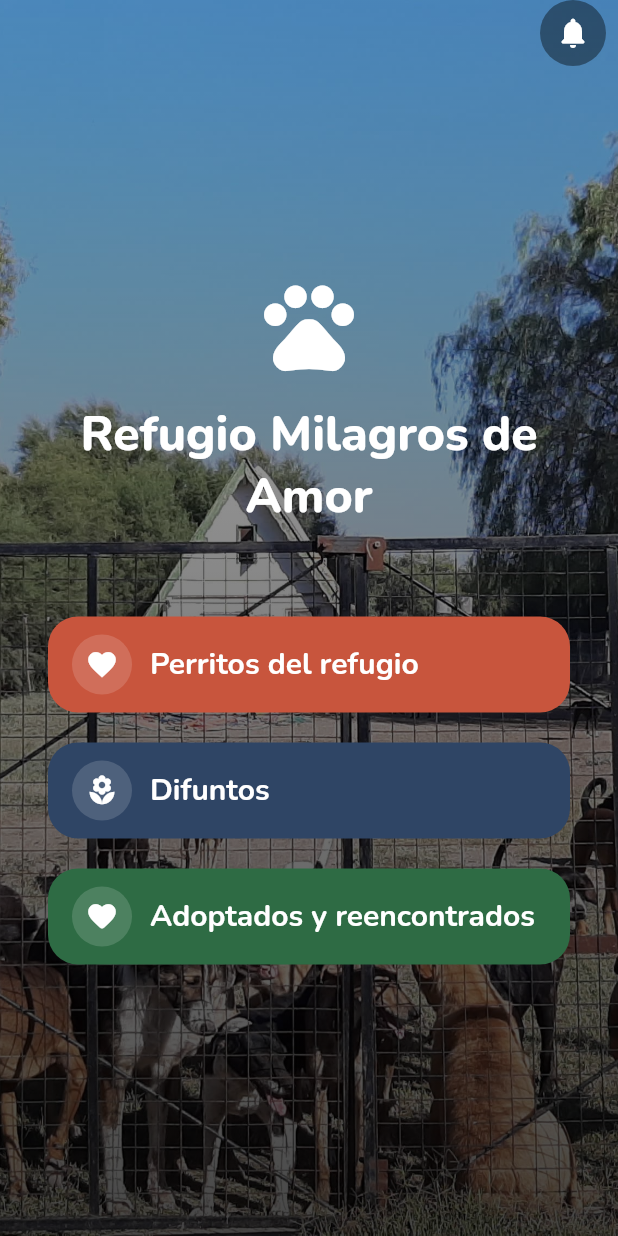
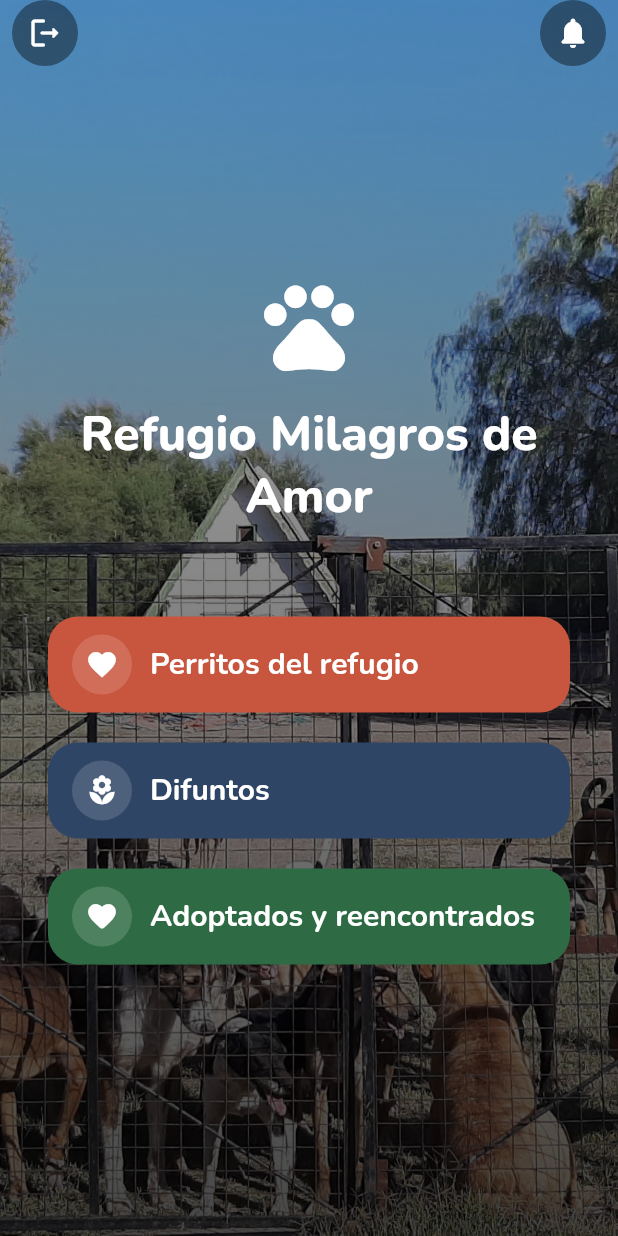
Before and after one commit to Sabri0126/fichas_refugio, a Flutter app: the PantallaMenu screen opened directly, on a phone screen of 412 x 824 dp. Run offline on Flutter 3.47's test engine with Material 3 defaults, Android fonts, the phone set to English and light mode, and no system bars; our stand-ins replace cloud_firestore, firebase_auth, firebase_core, firebase_messaging, firebase_storage, flutter_local_notifications and 9 more; accounts and stored records are empty; generated files the repository leaves out were written again; network calls fail.

Commit message:
Trasladar el flujo de cierre de sesión y actualizar las etiquetas de tratamiento
Este cambio centraliza la acción de cerrar sesión en el menú principal, con un cuadro de diálogo de confirmación y una redirección a la pantalla de inicio de sesión, al tiempo que elimina el botón duplicado de la pantalla de la lista de perros. Además, permite desplazarse por el diseño del menú en pantallas más pequeñas y actualiza la redacción de la sección de tratamientos, cambiando «Tratamientos activos» por «Tratamientos actuales» para mantener la coherencia.

```diff
--- a/lib/views/ficha_detalle_perro.dart
+++ b/lib/views/ficha_detalle_perro.dart
@@ -831,7 +831,7 @@ class _FichaDetallePerroState extends State<FichaDetallePerro> {
   }
 
   /// Marca como inactivos los tratamientos diarios ya finalizados,
-  /// persistiendo el cambio en Firestore para que dejen de listarse en "Tratamientos activos".
+  /// persistiendo el cambio en Firestore para que dejen de listarse en "Tratamientos actuales".
   PerroModel _procesarAutoArchivado(PerroModel perro) {
     if (perro.tratamientos.isEmpty) return perro;
 
@@ -861,13 +861,13 @@ class _FichaDetallePerroState extends State<FichaDetallePerro> {
         ),
         if (tieneHistorial) ...[
           const SizedBox(height: 24),
-          Text('Tratamientos activos', textScaler: _escala, style: textTheme.titleLarge),
+          Text('Tratamientos actuales', textScaler: _escala, style: textTheme.titleLarge),
           const SizedBox(height: 12),
           if (tratamientosActivos.isEmpty)
             Padding(
               padding: const EdgeInsets.only(bottom: 12),
               child: Text(
-                'No hay tratamientos diarios activos.',
+                'No hay tratamientos diarios actuales.',
                 textScaler: _escala,
                 style: textTheme.bodyMedium?.copyWith(color: AppColors.textoSecundario),
               ),
--- a/lib/views/pantalla_menu.dart
+++ b/lib/views/pantalla_menu.dart
@@ -7,6 +7,7 @@ import '../controllers/historial_notificaciones_controller.dart';
 import '../services/mensajeria_service.dart';
 import '../services/notificaciones_service.dart';
 import '../theme/app_colors.dart';
+import 'pantalla_login.dart';
 import 'pantalla_notificaciones.dart';
 import 'pantalla_perros.dart';
 
@@ -49,6 +50,32 @@ class _PantallaMenuState extends State<PantallaMenu> {
     );
   }
 
+  Future<bool> _confirmarCierreSesion(bool esInvitado) async {
+    final confirmar = await showDialog<bool>(
+      context: context,
+      builder: (context) => AlertDialog(
+        title: Text(esInvitado ? '¿Salir?' : '¿Cerrar sesión?'),
+        content: Text(
+          esInvitado
+              ? '¿Querés salir del modo visitante y volver al inicio de sesión?'
+              : '¿Estás seguro de que querés salir de tu cuenta?',
+        ),
+        actions: [
+          TextButton(
+            onPressed: () => Navigator.pop(context, false),
+            child: const Text('Cancelar'),
+          ),
+          FilledButton.icon(
+            onPressed: () => Navigator.pop(context, true),
+            icon: const Icon(Icons.logout),
+            label: const Text('Salir'),
+          ),
+        ],
+      ),
+    );
+    return confirmar == true;
+  }
+
   @override
   Widget build(BuildContext context) {
     final bool esInvitado = FirebaseAuth.instance.currentUser == null;
@@ -80,11 +107,17 @@ class _PantallaMenuState extends State<PantallaMenu> {
           SafeArea(
             child: Stack(
               children: [
-                Center(
+                LayoutBuilder(
+                  builder: (context, constraints) {
+                    return SingleChildScrollView(
+                      child: ConstrainedBox(
+                        constraints: BoxConstraints(minHeight: constraints.maxHeight),
+                        child: Center(
                           child: Padding(
                             padding: const EdgeInsets.symmetric(horizontal: 32),
                             child: Column(
                               mainAxisAlignment: MainAxisAlignment.center,
+                              mainAxisSize: MainAxisSize.min,
                               children: [
                                 const Icon(Icons.pets, size: 72, color: Colors.white),
                                 const SizedBox(height: 16),
@@ -128,6 +161,42 @@ class _PantallaMenuState extends State<PantallaMenu> {
                                 ),
                               ],
                             ),
+                          ),
+                        ),
+                      ),
+                    );
+                  },
+                ),
+                Positioned(
+                  top: 0,
+                  left: 8,
+                  child: IconButton(
+                    tooltip: 'Cerrar sesión',
+                    onPressed: () async {
+                      final confirmar = await _confirmarCierreSesion(esInvitado);
+                      if (confirmar != true || !context.mounted) return;
+                      if (!esInvitado) {
+                        await MensajeriaService.instance.desregistrarDispositivo();
+                        await FirebaseAuth.instance.signOut();
+                      }
+                      if (!context.mounted) return;
+                      Navigator.pushAndRemoveUntil(
+                        context,
+                        MaterialPageRoute(builder: (context) => const PantallaLogin()),
+                        (route) => false,
+                      );
+                    },
+                    padding: EdgeInsets.zero,
+                    constraints: const BoxConstraints.tightFor(width: 44, height: 44),
+                    style: IconButton.styleFrom(
+                      backgroundColor: Colors.black.withValues(alpha: 0.4),
+                      foregroundColor: Colors.white,
+                      fixedSize: const Size(44, 44),
+                      shape: const CircleBorder(),
+                      padding: EdgeInsets.zero,
+                      tapTargetSize: MaterialTapTargetSize.shrinkWrap,
+                    ),
+                    icon: const Icon(Icons.logout_rounded),
                   ),
                 ),
                 if (!esInvitado)
@@ -180,13 +249,13 @@ class _MenuButton extends StatelessWidget {
   Widget build(BuildContext context) {
     return SizedBox(
       width: double.infinity,
-      height: 64,
       child: ElevatedButton(
         onPressed: onTap,
         style: ElevatedButton.styleFrom(
           backgroundColor: color,
           foregroundColor: Colors.white,
           elevation: 0,
+          minimumSize: const Size(0, 64),
           padding: const EdgeInsets.symmetric(horizontal: 16),
           shape: RoundedRectangleBorder(borderRadius: BorderRadius.circular(20)),
         ),
```
Also changed, not shown: lib/views/pantalla_perros.dart (+1 -47 lines). Lines whose indentation alone changed are shown as unchanged.
